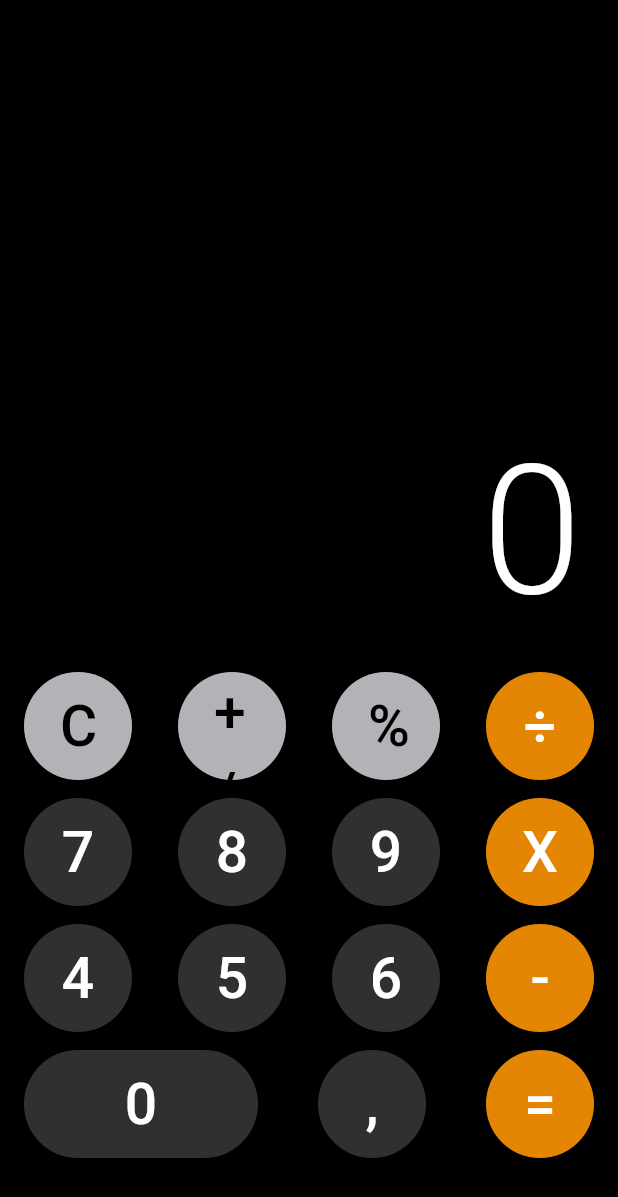
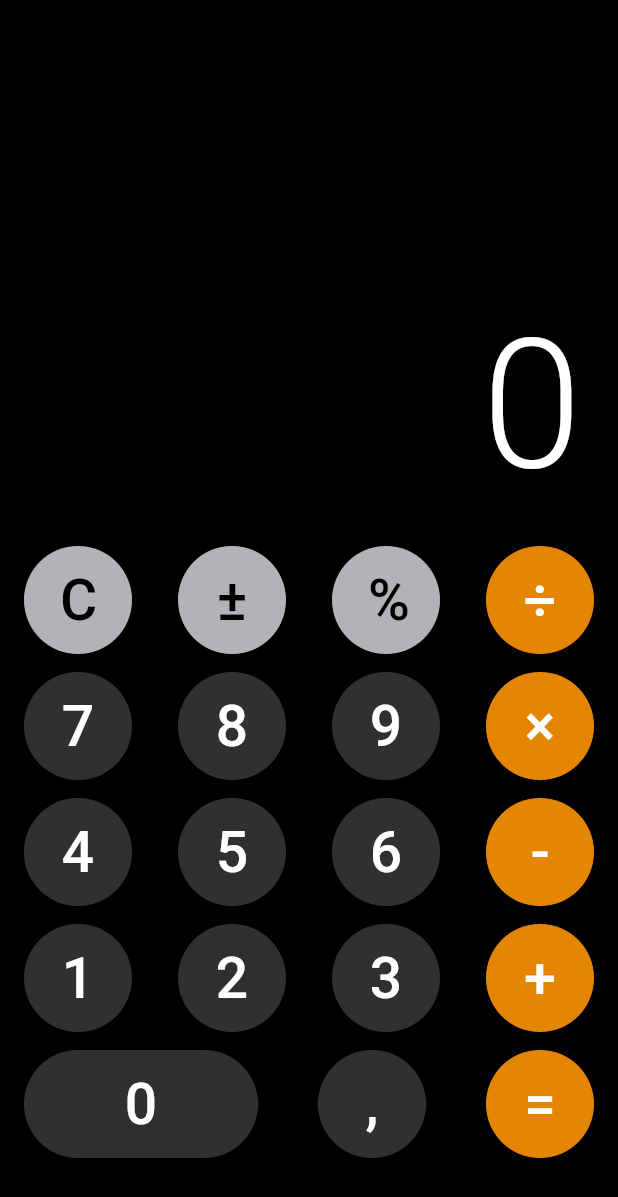
Before and after one commit to jisusDev/Calculator_flutter, a Flutter app: the screen it shows after launch, on a phone screen of 412 x 824 dp. Shown: the top 1197 px of the screen. Run offline on Flutter 3.47's test engine with Material 3 defaults, Android fonts, the phone set to English and light mode, and no system bars.

Commit message:
ajust element in calculator screen and change cupertino for elevated button

```diff
--- a/lib/screens/calculator_screen/calculator_screen.dart
+++ b/lib/screens/calculator_screen/calculator_screen.dart
@@ -1,6 +1,5 @@
 import 'package:calculator_app/widgets/widgets.dart';
 import 'package:flutter/material.dart';
-import 'package:flutter/cupertino.dart';
 
 class CalculatorScreen extends StatelessWidget {
   const CalculatorScreen({
@@ -37,6 +36,7 @@ class _Body extends StatelessWidget {
               secondRowCalculatorButtons(),
               thirdRowCalculatorButtons(),
               fourthRowCalculatorButtons(),
+              fivethRowCalculatorButtons(),
             ],
           ),
         ],
@@ -50,22 +50,22 @@ class _Body extends StatelessWidget {
       children: [
         CalculatorButton(
           text: 'C',
-          backgroundColor: CupertinoColors.systemGrey3,
+          backgroundColor: Color.fromRGBO(199, 199, 204, 1),
           textColor: Colors.black,
         ),
         CalculatorButton(
-          text: '+/-',
-          backgroundColor: CupertinoColors.systemGrey3,
+          text: '±',
+          backgroundColor: Color.fromRGBO(199, 199, 204, 1),
           textColor: Colors.black,
         ),
         CalculatorButton(
           text: '%',
-          backgroundColor: CupertinoColors.systemGrey3,
+          backgroundColor: Color.fromRGBO(199, 199, 204, 1),
           textColor: Colors.black,
         ),
         CalculatorButton(
           text: '÷',
-          backgroundColor: CupertinoColors.systemOrange,
+          backgroundColor: Color.fromRGBO(255, 149, 0, 1),
           textColor: Colors.white,
         ),
       ],
@@ -92,8 +92,8 @@ class _Body extends StatelessWidget {
           textColor: Colors.white,
         ),
         CalculatorButton(
-          text: 'X',
-          backgroundColor: CupertinoColors.systemOrange,
+          text: '×',
+          backgroundColor: Color.fromRGBO(255, 149, 0, 1),
           textColor: Colors.white,
         ),
       ],
@@ -121,14 +121,42 @@ class _Body extends StatelessWidget {
         ),
         CalculatorButton(
           text: '-',
-          backgroundColor: CupertinoColors.systemOrange,
+          backgroundColor: Color.fromRGBO(255, 149, 0, 1),
           textColor: Colors.white,
         ),
       ],
     );
   }
 
-  Widget fourthRowCalculatorButtons() {
+    Widget fourthRowCalculatorButtons() {
+    return const Row(
+      mainAxisAlignment: MainAxisAlignment.spaceBetween,
+      children: [
+        CalculatorButton(
+          text: '1',
+          backgroundColor: Color.fromARGB(255, 51,51,51),
+          textColor: Colors.white,
+        ),
+        CalculatorButton(
+          text: '2',
+          backgroundColor: Color.fromARGB(255, 51,51,51),
+          textColor: Colors.white,
+        ),
+        CalculatorButton(
+          text: '3',
+          backgroundColor: Color.fromARGB(255, 51,51,51),
+          textColor: Colors.white,
+        ),
+        CalculatorButton(
+          text: '+',
+          backgroundColor: Color.fromRGBO(255, 149, 0, 1),
+          textColor: Colors.white,
+        ),
+      ],
+    );
+  }
+
+  Widget fivethRowCalculatorButtons() {
     return const Row(
       mainAxisAlignment: MainAxisAlignment.spaceBetween,
       children: [
@@ -145,7 +173,7 @@ class _Body extends StatelessWidget {
         ),
         CalculatorButton(
           text: '=',
-          backgroundColor: CupertinoColors.systemOrange,
+          backgroundColor: Color.fromRGBO(255, 149, 0, 1),
           textColor: Colors.white,
         ),
       ],
--- a/lib/widgets/calculator_button.dart
+++ b/lib/widgets/calculator_button.dart
@@ -1,4 +1,3 @@
-import 'package:flutter/cupertino.dart';
 import 'package:flutter/material.dart';
 
 class CalculatorButton extends StatefulWidget {
```
